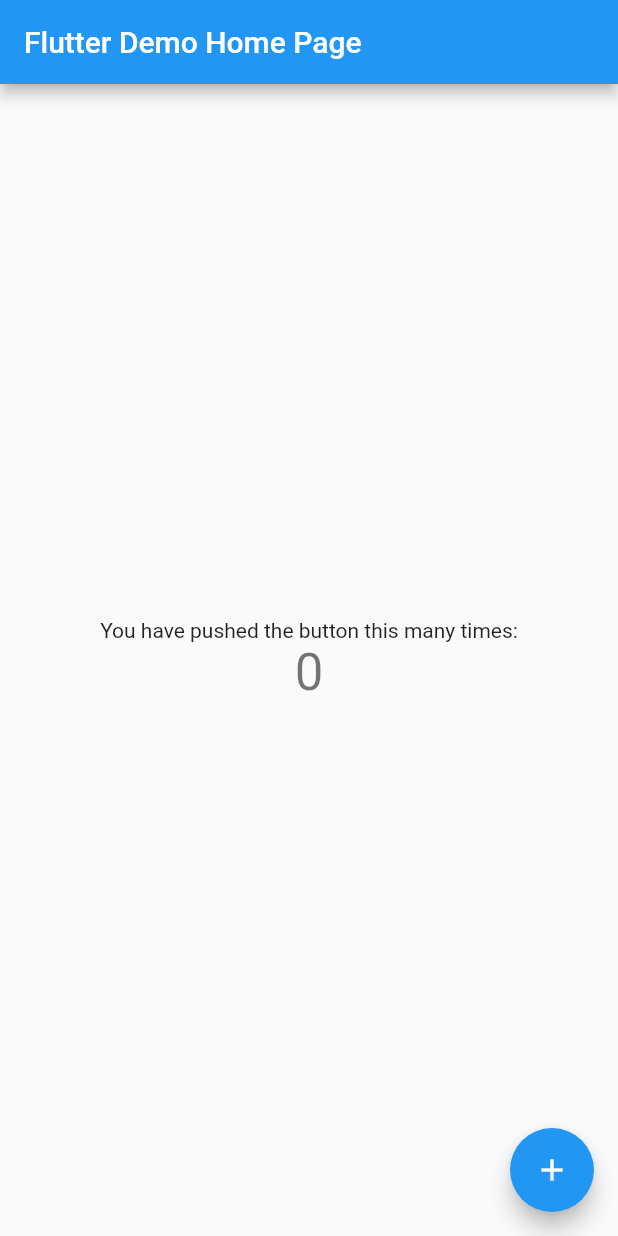
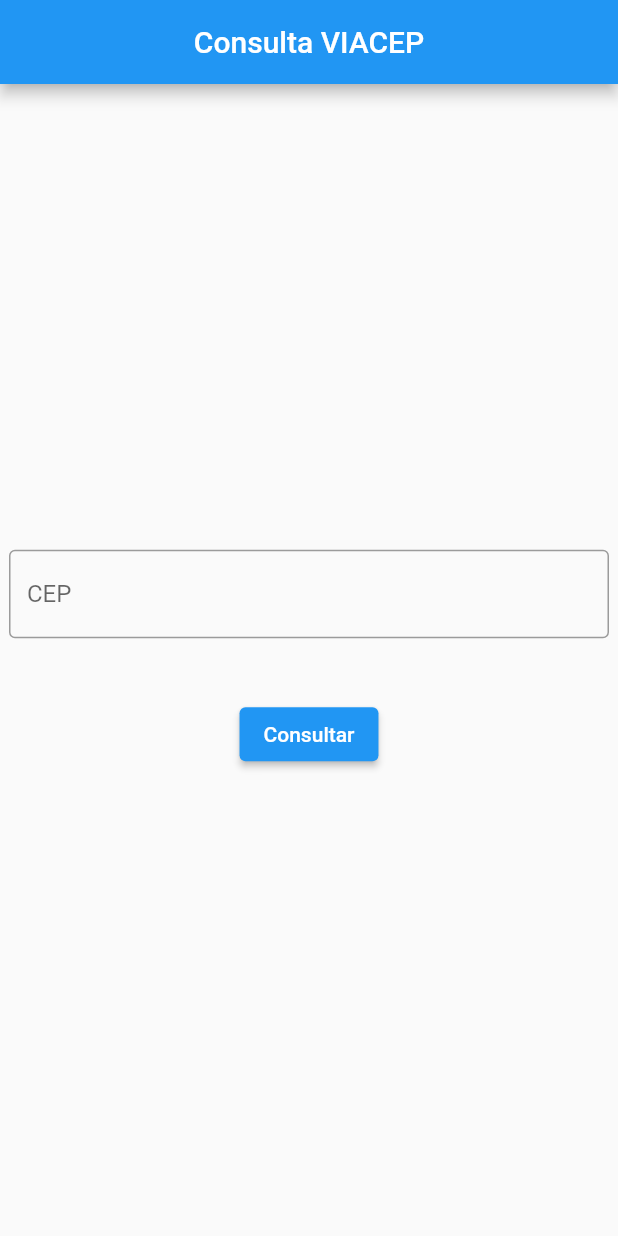
Before and after one commit to karlaycosta/flutter_cep, a Flutter app: the screen it shows after launch, on a phone screen of 412 x 824 dp. Run offline on Flutter 3.47's test engine with Material 2 defaults, Android fonts, the phone set to English and light mode, and no system bars.

Commit message:
29-08-2022_1

```diff
--- /dev/null
+++ b/lib/app.dart
@@ -0,0 +1,18 @@
+import 'package:flutter/material.dart';
+
+import 'screens/home_page.dart';
+
+class App extends StatelessWidget {
+  const App({Key? key}) : super(key: key);
+
+  @override
+  Widget build(BuildContext context) {
+    return MaterialApp(
+      title: 'Flutter Cep',
+      theme: ThemeData(
+        primarySwatch: Colors.blue,
+      ),
+      home: const HomePage(),
+    );
+  }
+}
--- a/lib/main.dart
+++ b/lib/main.dart
@@ -1,69 +1,9 @@
 import 'package:flutter/material.dart';
 
+import 'app.dart';
+
 void main() {
-  runApp(const MyApp());
+
+  // Inicializa o flutter
+  runApp(const App());
 }
-
-class MyApp extends StatelessWidget {
-  const MyApp({Key? key}) : super(key: key);
-
-  @override
-  Widget build(BuildContext context) {
-    return MaterialApp(
-      title: 'Flutter Demo',
-      theme: ThemeData(
-        primarySwatch: Colors.blue,
-      ),
-      home: const MyHomePage(title: 'Flutter Demo Home Page'),
-    );
-  }
-}
-
-class MyHomePage extends StatefulWidget {
-  const MyHomePage({Key? key, required this.title}) : super(key: key);
-
-  final String title;
-
-  @override
-  State<MyHomePage> createState() => _MyHomePageState();
-}
-
-class _MyHomePageState extends State<MyHomePage> {
-  int _counter = 0;
-
-  void _incrementCounter() {
-    setState(() {
-      _counter++;
-    });
-  }
-
-  @override
-  Widget build(BuildContext context) {
-    return Scaffold(
-      appBar: AppBar(
-
-        title: Text(widget.title),
-      ),
-      body: Center(
-
-        child: Column(
-          mainAxisAlignment: MainAxisAlignment.center,
-          children: <Widget>[
-            const Text(
-              'You have pushed the button this many times:',
-            ),
-            Text(
-              '$_counter',
-              style: Theme.of(context).textTheme.headline4,
-            ),
-          ],
-        ),
-      ),
-      floatingActionButton: FloatingActionButton(
-        onPressed: _incrementCounter,
-        tooltip: 'Increment',
-        child: const Icon(Icons.add),
-      ),
-    );
-  }
-}
--- /dev/null
+++ b/lib/screens/home_page.dart
@@ -0,0 +1,38 @@
+import 'package:flutter/material.dart';
+
+class HomePage extends StatelessWidget {
+  const HomePage({Key? key}) : super(key: key);
+
+  @override
+  Widget build(BuildContext context) {
+    return Scaffold(
+      appBar: AppBar(
+        title: const Text('Consulta VIACEP'),
+        centerTitle: true,
+      ),
+      body: Center(
+        child: Column(
+          mainAxisAlignment: MainAxisAlignment.center,
+          children: [
+            SizedBox(
+              width: 400,
+              child: TextFormField(
+                decoration: const InputDecoration(
+                  border: OutlineInputBorder(),
+                  label: Text('CEP'),
+                ),
+              ),
+            ),
+            const SizedBox(height: 40),
+            ElevatedButton(
+              child: const Text('Consultar'),
+              onPressed: () {
+
+              },
+            ),
+          ],
+        ),
+      ),
+    );
+  }
+}
--- a/pubspec.yaml
+++ b/pubspec.yaml
@@ -18,7 +18,7 @@
 version: 1.0.0+1
 
 environment:
-  sdk: ">=2.17.6 <3.0.0"
+  sdk: ">=2.17.5 <3.0.0"
 
 # Dependencies specify other packages that your package needs in order to work.
 # To automatically upgrade your package dependencies to the latest versions
@@ -29,6 +29,7 @@
 dependencies:
   flutter:
     sdk: flutter
+  http: ^0.13.5
 
 
   # The following adds the Cupertino Icons font to your application.
```
Also changed, not shown: pubspec.lock, 1 other file.
